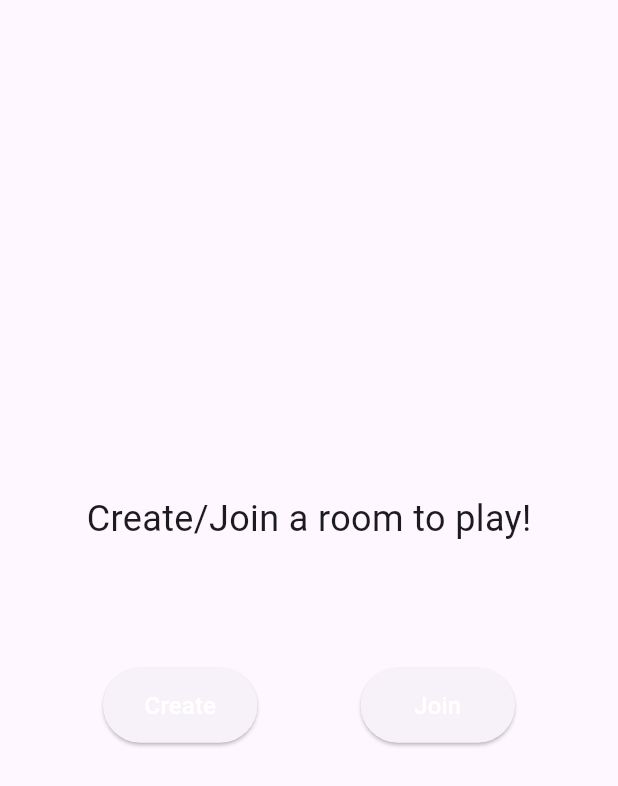
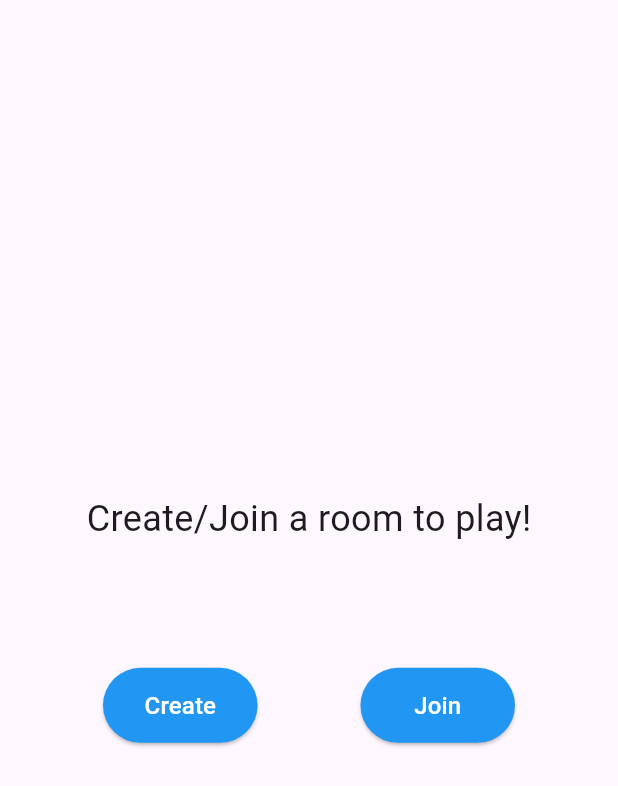
Before and after one commit to sujalraj00/type_racer, a Flutter app: the screen it shows after launch, on a phone screen of 412 x 824 dp. Shown: the top 786 px of the screen. Run offline on Flutter 3.47's test engine with Material 3 defaults, Android fonts, the light colour scheme and no system bars.

Commit message:
custombutton and textfield added

```diff
--- a/lib/widgets/custom_button.dart
+++ b/lib/widgets/custom_button.dart
@@ -4,7 +4,9 @@ class CustomButton extends StatelessWidget {
   final String text;
   final bool isHome;
   final VoidCallback onTap; // using function instead of voidcallback won't work for us bcox with that u will be calling the fn and not storing the address of fun
-  const CustomButton({super.key, required this.text, required this.isHome, required this.onTap});
+  const CustomButton({super.key, required this.text,
+   this.isHome = false,
+    required this.onTap});
 
   @override
   Widget build(BuildContext context) {
@@ -17,6 +19,7 @@ class CustomButton extends StatelessWidget {
        ),),
        style: ElevatedButton.styleFrom(
         minimumSize: Size ( !isHome ?  width : width/4, 50),
+        backgroundColor: Colors.blue
        ),
       );
   }
```
Also changed, not shown: lib/widgets/custom_textfield.dart (added, +28 -0 lines).
